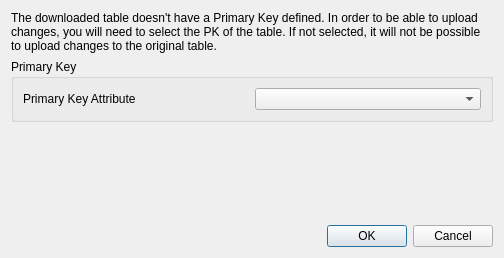
anamanvil/carto-qgis-plugin, file carto/gui/selectprimarykeydialog.ui: the form before one commit.
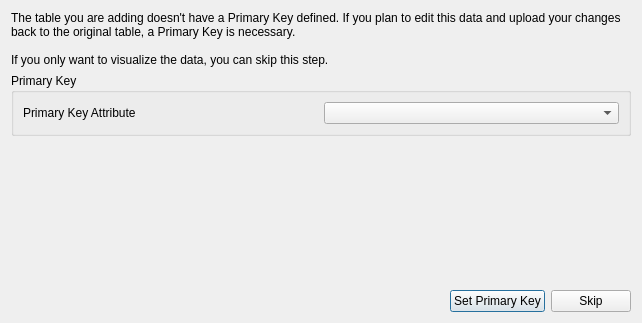
The form after the commit.

Commit message: updated PK dialog

Diff of the .ui file:
```diff
--- a/carto/gui/selectprimarykeydialog.ui
+++ b/carto/gui/selectprimarykeydialog.ui
@@ -6,47 +6,14 @@
    <rect>
     <x>0</x>
     <y>0</y>
-    <width>504</width>
-    <height>258</height>
+    <width>642</width>
+    <height>323</height>
    </rect>
   </property>
   <property name="windowTitle">
    <string>Missing PK</string>
   </property>
   <layout class="QGridLayout" name="gridLayout">
-   <item row="0" column="1">
-    <widget class="QLabel" name="label">
-     <property name="text">
-      <string>&lt;html&gt;&lt;head/&gt;&lt;body&gt;&lt;p&gt;The downloaded table doesn't have a Primary Key defined. In order to be able to upload changes, you will need to select the PK of the table. If not selected, it will not be possible to upload changes to the original table. &lt;/p&gt;&lt;/body&gt;&lt;/html&gt;</string>
-     </property>
-     <property name="wordWrap">
-      <bool>true</bool>
-     </property>
-    </widget>
-   </item>
-   <item row="3" column="1">
-    <widget class="QDialogButtonBox" name="buttonBox">
-     <property name="orientation">
-      <enum>Qt::Horizontal</enum>
-     </property>
-     <property name="standardButtons">
-      <set>QDialogButtonBox::Cancel|QDialogButtonBox::Ok</set>
-     </property>
-    </widget>
-   </item>
-   <item row="2" column="1">
-    <spacer name="verticalSpacer">
-     <property name="orientation">
-      <enum>Qt::Vertical</enum>
-     </property>
-     <property name="sizeHint" stdset="0">
-      <size>
-       <width>20</width>
-       <height>40</height>
-      </size>
-     </property>
-    </spacer>
-   </item>
    <item row="1" column="1">
     <widget class="QGroupBox" name="groupBox">
      <property name="title">
@@ -66,6 +33,72 @@
      </layout>
     </widget>
    </item>
+   <item row="2" column="1">
+    <spacer name="verticalSpacer">
+     <property name="orientation">
+      <enum>Qt::Vertical</enum>
+     </property>
+     <property name="sizeHint" stdset="0">
+      <size>
+       <width>20</width>
+       <height>40</height>
+      </size>
+     </property>
+    </spacer>
+   </item>
+   <item row="0" column="1">
+    <widget class="QLabel" name="label">
+     <property name="text">
+      <string>&lt;html&gt;&lt;head/&gt;&lt;body&gt;&lt;p&gt;The table you are adding doesn't have a Primary Key defined. If you plan to edit this data and upload your changes back to the original table, a Primary Key is necessary.&lt;br/&gt;&lt;br/&gt;If you only want to visualize the data, you can skip this step.&lt;/p&gt;&lt;/body&gt;&lt;/html&gt;</string>
+     </property>
+     <property name="wordWrap">
+      <bool>true</bool>
+     </property>
+    </widget>
+   </item>
+   <item row="4" column="1">
+    <layout class="QHBoxLayout" name="horizontalLayout">
+     <property name="leftMargin">
+      <number>0</number>
+     </property>
+     <property name="topMargin">
+      <number>0</number>
+     </property>
+     <property name="rightMargin">
+      <number>0</number>
+     </property>
+     <property name="bottomMargin">
+      <number>0</number>
+     </property>
+     <item>
+      <spacer name="horizontalSpacer">
+       <property name="orientation">
+        <enum>Qt::Horizontal</enum>
+       </property>
+       <property name="sizeHint" stdset="0">
+        <size>
+         <width>40</width>
+         <height>20</height>
+        </size>
+       </property>
+      </spacer>
+     </item>
+     <item>
+      <widget class="QPushButton" name="btnSetPrimaryKey">
+       <property name="text">
+        <string>Set Primary Key</string>
+       </property>
+      </widget>
+     </item>
+     <item>
+      <widget class="QPushButton" name="btnSkip">
+       <property name="text">
+        <string>Skip</string>
+       </property>
+      </widget>
+     </item>
+    </layout>
+   </item>
   </layout>
  </widget>
  <resources/>
```
Left out of the diff: 37 changed lines with no effect on the pictures. The commit also changes 2 other files.
